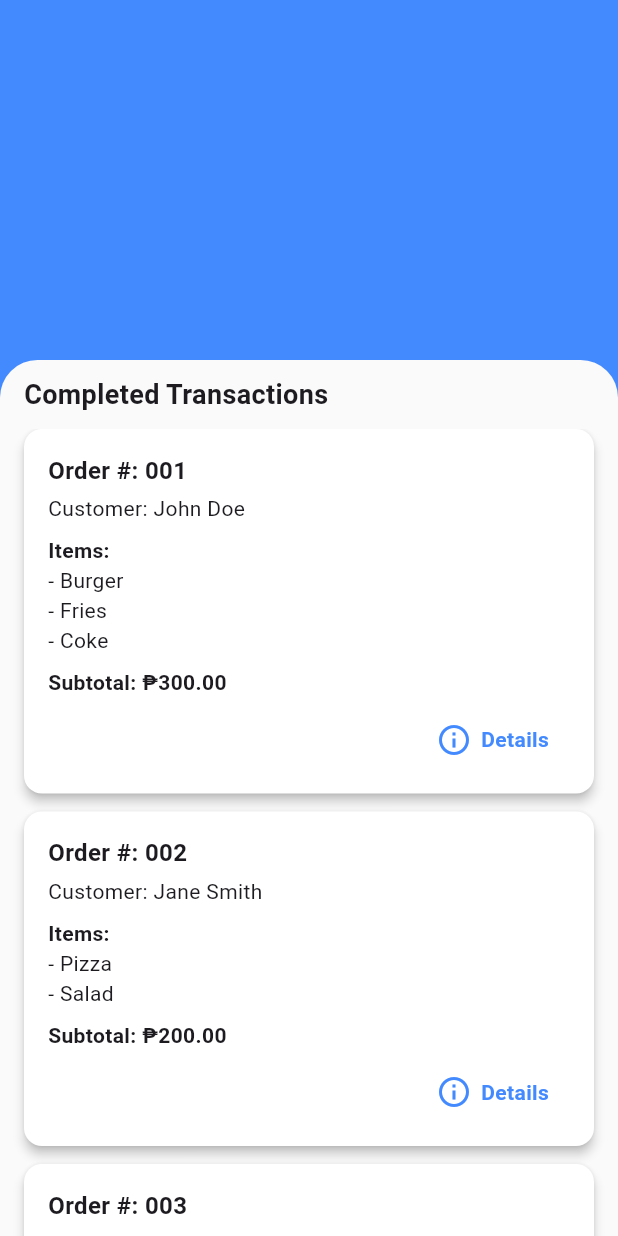
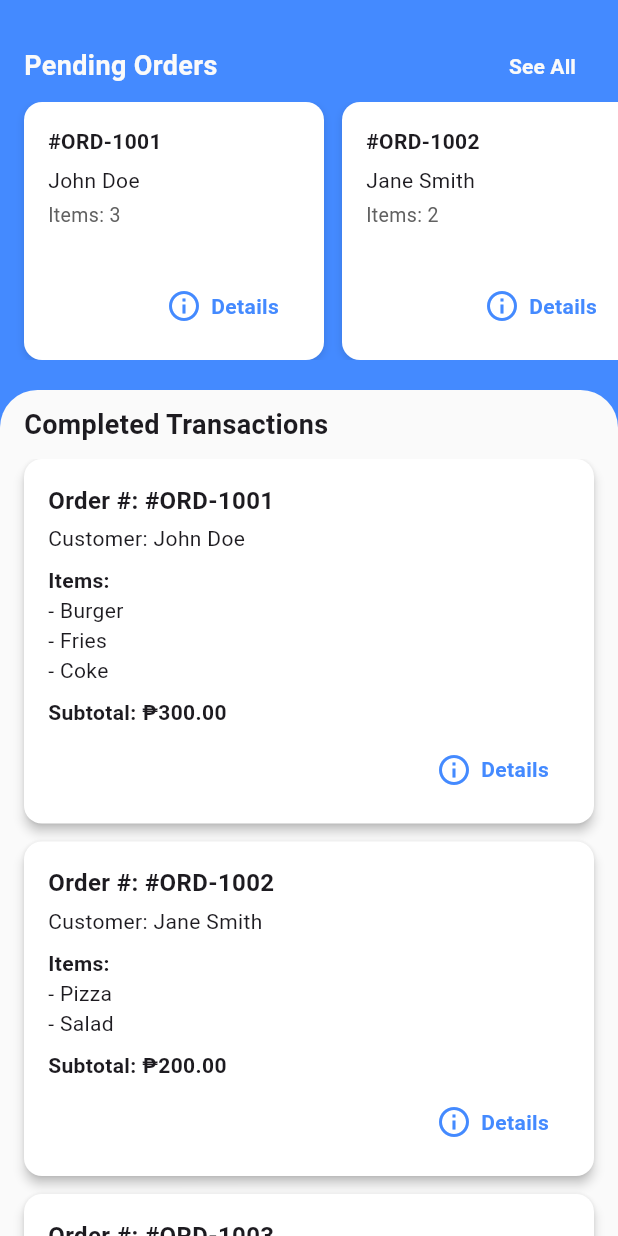
Before and after one commit to kurt0542/quick_pos, a Flutter app: the CashierMobileTransactionScreen screen opened directly, on a phone screen of 412 x 824 dp. Run offline on Flutter 3.47's test engine with Material 3 defaults, Android fonts, the phone set to English and light mode, and no system bars; our stand-ins replace google_fonts.

Commit message:
added pending orders section in the transactions screen

```diff
--- a/lib/presentation/screens/cashier/transactions/cashier_mobile_transaction_screen.dart
+++ b/lib/presentation/screens/cashier/transactions/cashier_mobile_transaction_screen.dart
@@ -1,6 +1,8 @@
 import 'package:flutter/material.dart';
 import 'package:google_fonts/google_fonts.dart';
+import '../../../widgets/mini_pending_order_card.dart';
 import 'transaction_card.dart';
+
 class CashierMobileTransactionScreen extends StatefulWidget {
   const CashierMobileTransactionScreen({super.key});
 
@@ -13,17 +15,17 @@ class _CashierMobileTransactionScreenState
     extends State<CashierMobileTransactionScreen> {
   final List<Map<String, dynamic>> transactions = [
     {
-      "orderNumber": "001",
+      "orderNumber": "#ORD-1001",
       "customerName": "John Doe",
       "items": ["Burger", "Fries", "Coke"],
     },
     {
-      "orderNumber": "002",
+      "orderNumber": "#ORD-1002",
       "customerName": "Jane Smith",
       "items": ["Pizza", "Salad"],
     },
     {
-      "orderNumber": "003",
+      "orderNumber": "#ORD-1003",
       "customerName": "Alice Johnson",
       "items": ["Pasta", "Garlic Bread", "Water"],
     },
@@ -37,7 +39,53 @@ class _CashierMobileTransactionScreenState
       backgroundColor: Colors.blueAccent,
       body: Column(
         children: [
-          const SizedBox(height: 240),
+          const SizedBox(height: 20),
+          SizedBox(
+            height: 220,
+            child: Column(
+              crossAxisAlignment: CrossAxisAlignment.start,
+              children: [
+                Padding(
+                  padding: const EdgeInsets.symmetric(horizontal: 16.0),
+                  child: Row(
+                    mainAxisAlignment: MainAxisAlignment.spaceBetween,
+                    children: [
+                      Text(
+                        "Pending Orders",
+                        style: GoogleFonts.roboto(
+                          fontSize: 18,
+                          fontWeight: FontWeight.bold,
+                          color: Colors.grey[50],
+                        ),
+                      ),
+                      TextButton(
+                        onPressed: () {},
+                        child: Text(
+                          "See All",
+                          style: TextStyle(
+                            color: Colors.grey[50],
+                            fontWeight: FontWeight.bold,
+                          ),
+                        ),
+                      ),
+                    ],
+                  ),
+                ),
+                Expanded(
+                  child: ListView.builder(
+                    scrollDirection: Axis.horizontal,
+                    padding: const EdgeInsets.symmetric(horizontal: 16),
+                    itemCount: transactions.length,
+                    itemBuilder: (context, index) {
+                      final order = transactions[index];
+                      return MiniPendingOrderCard(order: order);
+                    },
+                  ),
+                ),
+              ],
+            ),
+          ),
+          const SizedBox(height: 20),
           Expanded(
             child: Container(
               width: double.infinity,
--- /dev/null
+++ b/lib/presentation/widgets/details_button.dart
@@ -0,0 +1,39 @@
+import 'package:flutter/material.dart';
+
+class DetailsButton extends StatelessWidget {
+  const DetailsButton({super.key});
+
+  @override
+  Widget build(BuildContext context) {
+    return Material(
+      color: Colors.transparent,
+      child: InkWell(
+        onTap: () {},
+        borderRadius: BorderRadius.circular(8),
+        child: Container(
+          padding: const EdgeInsets.symmetric(
+            horizontal: 14,
+            vertical: 8,
+          ),
+          decoration: BoxDecoration(
+            borderRadius: BorderRadius.circular(8),
+          ),
+          child: Row(
+            mainAxisSize: MainAxisSize.min,
+            children: const [
+              Icon(Icons.info_outline, color: Colors.blueAccent),
+              SizedBox(width: 6),
+              Text(
+                'Details',
+                style: TextStyle(
+                  color: Colors.blueAccent,
+                  fontWeight: FontWeight.bold,
+                ),
+              ),
+            ],
+          ),
+        ),
+      ),
+    );
+  }
+}
--- /dev/null
+++ b/lib/presentation/widgets/mini_pending_order_card.dart
@@ -0,0 +1,60 @@
+import 'package:flutter/material.dart';
+import 'package:google_fonts/google_fonts.dart';
+import 'package:quick_pos/presentation/widgets/details_button.dart';
+
+class MiniPendingOrderCard extends StatelessWidget {
+  final Map<String, dynamic> order;
+
+  const MiniPendingOrderCard({super.key, required this.order});
+
+  @override
+  Widget build(BuildContext context) {
+    final int itemCount = order["items"].length;
+
+    return Container(
+      width: 200,
+      margin: const EdgeInsets.only(right: 12),
+      padding: const EdgeInsets.all(16),
+      decoration: BoxDecoration(
+        color: Colors.white,
+        borderRadius: BorderRadius.circular(12),
+        boxShadow: [
+          BoxShadow(
+            color: Colors.black12,
+            blurRadius: 4,
+            offset: const Offset(0, 2),
+          ),
+        ],
+      ),
+      child: Column(
+        crossAxisAlignment: CrossAxisAlignment.start,
+        children: [
+          Text(
+            order["orderNumber"],
+            style: GoogleFonts.roboto(
+              fontWeight: FontWeight.bold,
+            ),
+          ),
+          const SizedBox(height: 6),
+          Text(
+            order["customerName"],
+            style: GoogleFonts.roboto(fontSize: 14),
+          ),
+          const SizedBox(height: 4),
+          Text(
+            "Items: $itemCount",
+            style: GoogleFonts.roboto(
+              fontSize: 13,
+              color: Colors.grey[700],
+            ),
+          ),
+          const Spacer(),
+          Row(
+            mainAxisAlignment: MainAxisAlignment.end,
+            children: const [DetailsButton()],
+          ),
+        ],
+      ),
+    );
+  }
+}
```
